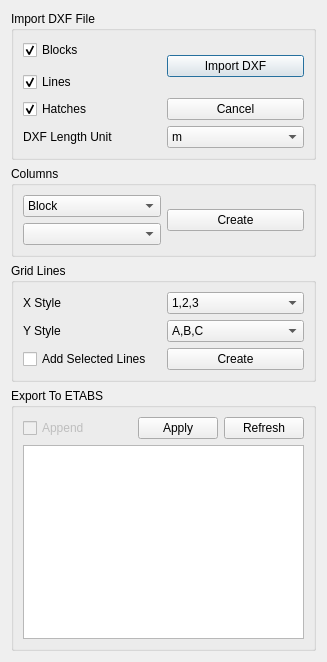
Old version of the form widgets/define/create_axes_from_dxf.ui in the repository ebrahimraeyat/civilTools.
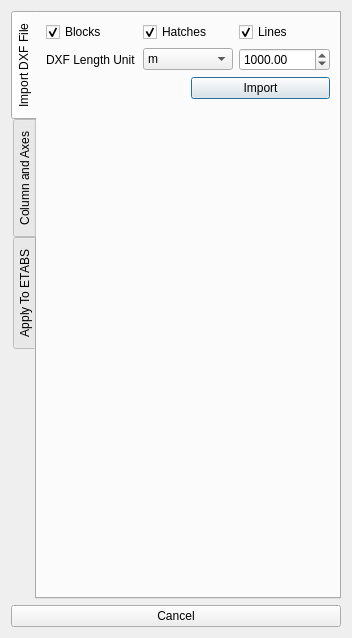
New version of the form. Icons and pictures are not drawn.

Commit message: Remove bug in import dxf blocks

The edit to the form file:
```diff
--- a/widgets/define/create_axes_from_dxf.ui
+++ b/widgets/define/create_axes_from_dxf.ui
@@ -6,8 +6,8 @@
    <rect>
     <x>0</x>
     <y>0</y>
-    <width>327</width>
-    <height>662</height>
+    <width>352</width>
+    <height>638</height>
    </rect>
   </property>
   <property name="windowTitle">
@@ -17,20 +17,37 @@
    <iconset resource="../../civiltools.qrc">
     <normaloff>:/civiltools/images/grid_lines.svg</normaloff>:/civiltools/images/grid_lines.svg</iconset>
   </property>
-  <layout class="QVBoxLayout" name="verticalLayout_2">
+  <layout class="QVBoxLayout" name="verticalLayout_3">
    <item>
-    <widget class="QGroupBox" name="groupBox">
-     <property name="styleSheet">
-      <string notr="true"/>
+    <widget class="QTabWidget" name="tabWidget">
+     <property name="tabPosition">
+      <enum>QTabWidget::West</enum>
      </property>
-     <property name="title">
+     <property name="currentIndex">
+      <number>0</number>
+     </property>
+     <widget class="QWidget" name="tab">
+      <attribute name="icon">
+       <iconset resource="../../civiltools.qrc">
+        <normaloff>:/civiltools/images/dxf.svg</normaloff>:/civiltools/images/dxf.svg</iconset>
+      </attribute>
+      <attribute name="title">
       <string>Import DXF File</string>
-     </property>
-     <property name="flat">
-      <bool>false</bool>
-     </property>
-     <layout class="QGridLayout" name="gridLayout_4">
-      <item row="3" column="1">
+      </attribute>
+      <layout class="QGridLayout" name="gridLayout_3">
+       <item row="0" column="0" colspan="2">
+        <layout class="QHBoxLayout" name="horizontalLayout">
+         <item>
+          <widget class="QCheckBox" name="blocks">
+           <property name="text">
+            <string>Blocks</string>
+           </property>
+           <property name="checked">
+            <bool>true</bool>
+           </property>
+          </widget>
+         </item>
+         <item>
        <widget class="QCheckBox" name="hatches">
         <property name="enabled">
          <bool>true</bool>
@@ -43,7 +60,7 @@
         </property>
        </widget>
       </item>
-      <item row="2" column="1">
+         <item>
        <widget class="QCheckBox" name="lines">
         <property name="text">
          <string>Lines</string>
@@ -53,34 +70,9 @@
         </property>
        </widget>
       </item>
-      <item row="0" column="1">
-       <widget class="QCheckBox" name="blocks">
-        <property name="text">
-         <string>Blocks</string>
-        </property>
-        <property name="checked">
-         <bool>true</bool>
-        </property>
-       </widget>
-      </item>
-      <item row="0" column="2" rowspan="3">
-       <widget class="QPushButton" name="browse">
-        <property name="text">
-         <string>Import DXF</string>
-        </property>
-        <property name="icon">
-         <iconset resource="../../civiltools.qrc">
-          <normaloff>:/civiltools/images/dxf.svg</normaloff>:/civiltools/images/dxf.svg</iconset>
-        </property>
-        <property name="iconSize">
-         <size>
-          <width>40</width>
-          <height>40</height>
-         </size>
-        </property>
-       </widget>
-      </item>
-      <item row="4" column="1" colspan="2">
+        </layout>
+       </item>
+       <item row="1" column="0" colspan="2">
        <layout class="QHBoxLayout" name="horizontalLayout_2">
         <item>
          <widget class="QLabel" name="label">
@@ -114,12 +106,22 @@
           </item>
          </widget>
         </item>
-       </layout>
-      </item>
-      <item row="3" column="2">
-       <widget class="QPushButton" name="cancel_button">
+         <item>
+          <widget class="QDoubleSpinBox" name="unit_number">
+           <property name="maximum">
+            <double>1000000000.000000000000000</double>
+           </property>
+           <property name="value">
+            <double>1000.000000000000000</double>
+           </property>
+          </widget>
+         </item>
+        </layout>
+       </item>
+       <item row="2" column="1">
+        <widget class="QPushButton" name="browse">
         <property name="text">
-         <string>Cancel</string>
+          <string>Import</string>
         </property>
         <property name="icon">
          <iconset resource="../../civiltools.qrc">
@@ -133,9 +135,30 @@
         </property>
        </widget>
       </item>
-     </layout>
-    </widget>
-   </item>
+       <item row="3" column="0" colspan="2">
+        <spacer name="verticalSpacer">
+         <property name="orientation">
+          <enum>Qt::Vertical</enum>
+         </property>
+         <property name="sizeHint" stdset="0">
+          <size>
+           <width>20</width>
+           <height>40</height>
+          </size>
+         </property>
+        </spacer>
+       </item>
+      </layout>
+     </widget>
+     <widget class="QWidget" name="tab_2">
+      <attribute name="icon">
+       <iconset resource="../../civiltools.qrc">
+        <normaloff>:/civiltools/images/grid_lines.svg</normaloff>:/civiltools/images/grid_lines.svg</iconset>
+      </attribute>
+      <attribute name="title">
+       <string>Column and Axes</string>
+      </attribute>
+      <layout class="QVBoxLayout" name="verticalLayout_2">
    <item>
     <widget class="QGroupBox" name="groupBox_2">
      <property name="enabled">
@@ -162,14 +185,14 @@
         </item>
        </widget>
       </item>
-      <item row="1" column="0">
+          <item row="0" column="1">
        <widget class="QComboBox" name="column_names">
         <property name="enabled">
          <bool>true</bool>
         </property>
        </widget>
       </item>
-      <item row="0" column="1" rowspan="2">
+          <item row="1" column="1">
        <widget class="QPushButton" name="create_columns">
         <property name="text">
          <string>Create</string>
@@ -198,44 +221,6 @@
       <string>Grid Lines</string>
      </property>
      <layout class="QGridLayout" name="gridLayout_2">
-      <item row="1" column="1">
-       <widget class="QComboBox" name="y_style_numbering">
-        <property name="currentIndex">
-         <number>1</number>
-        </property>
-        <item>
-         <property name="text">
-          <string>1,2,3</string>
-         </property>
-        </item>
-        <item>
-         <property name="text">
-          <string>A,B,C</string>
-         </property>
-        </item>
-       </widget>
-      </item>
-      <item row="1" column="0">
-       <widget class="QLabel" name="label_3">
-        <property name="text">
-         <string>Y Style</string>
-        </property>
-       </widget>
-      </item>
-      <item row="0" column="1">
-       <widget class="QComboBox" name="x_style_numbering">
-        <item>
-         <property name="text">
-          <string>1,2,3</string>
-         </property>
-        </item>
-        <item>
-         <property name="text">
-          <string>A,B,C</string>
-         </property>
-        </item>
-       </widget>
-      </item>
       <item row="0" column="0">
        <widget class="QLabel" name="label_2">
         <property name="text">
@@ -243,7 +228,21 @@
         </property>
        </widget>
       </item>
-      <item row="2" column="0">
+          <item row="0" column="1">
+           <widget class="QComboBox" name="x_style_numbering">
+            <item>
+             <property name="text">
+              <string>1,2,3</string>
+             </property>
+            </item>
+            <item>
+             <property name="text">
+              <string>A,B,C</string>
+             </property>
+            </item>
+           </widget>
+          </item>
+          <item row="1" column="0">
        <widget class="QCheckBox" name="selections">
         <property name="text">
          <string>Add Selected Lines</string>
@@ -271,12 +270,35 @@
     </widget>
    </item>
    <item>
-    <widget class="QGroupBox" name="groupBox_3">
-     <property name="title">
-      <string>Export To ETABS</string>
-     </property>
-     <layout class="QGridLayout" name="gridLayout_3">
-      <item row="0" column="2">
+        <spacer name="verticalSpacer_2">
+         <property name="orientation">
+          <enum>Qt::Vertical</enum>
+         </property>
+         <property name="sizeHint" stdset="0">
+          <size>
+           <width>20</width>
+           <height>40</height>
+          </size>
+         </property>
+        </spacer>
+       </item>
+      </layout>
+     </widget>
+     <widget class="QWidget" name="tab_3">
+      <attribute name="icon">
+       <iconset resource="../../civiltools.qrc">
+        <normaloff>:/civiltools/images/etabs.png</normaloff>:/civiltools/images/etabs.png</iconset>
+      </attribute>
+      <attribute name="title">
+       <string>Apply To ETABS</string>
+      </attribute>
+      <layout class="QHBoxLayout" name="horizontalLayout_3">
+       <item>
+        <widget class="QListWidget" name="levels_list"/>
+       </item>
+       <item>
+        <layout class="QVBoxLayout" name="verticalLayout">
+         <item>
        <widget class="QPushButton" name="export_to_etabs">
         <property name="enabled">
          <bool>true</bool>
@@ -296,17 +318,7 @@
         </property>
        </widget>
       </item>
-      <item row="0" column="0">
-       <widget class="QCheckBox" name="append_checkbox">
-        <property name="enabled">
-         <bool>false</bool>
-        </property>
-        <property name="text">
-         <string>Append</string>
-        </property>
-       </widget>
-      </item>
-      <item row="0" column="3">
+         <item>
        <widget class="QPushButton" name="referesh">
         <property name="enabled">
          <bool>true</bool>
@@ -326,10 +338,50 @@
         </property>
        </widget>
       </item>
-      <item row="1" column="0" colspan="4">
-       <widget class="QListWidget" name="levels_list"/>
-      </item>
-     </layout>
+         <item>
+          <widget class="QCheckBox" name="append_checkbox">
+           <property name="enabled">
+            <bool>false</bool>
+           </property>
+           <property name="text">
+            <string>Append</string>
+           </property>
+          </widget>
+         </item>
+         <item>
+          <spacer name="verticalSpacer_3">
+           <property name="orientation">
+            <enum>Qt::Vertical</enum>
+           </property>
+           <property name="sizeHint" stdset="0">
+            <size>
+             <width>20</width>
+             <height>40</height>
+            </size>
+           </property>
+          </spacer>
+         </item>
+        </layout>
+       </item>
+      </layout>
+     </widget>
+    </widget>
+   </item>
+   <item>
+    <widget class="QPushButton" name="cancel_button">
+     <property name="text">
+      <string>Cancel</string>
+     </property>
+     <property name="icon">
+      <iconset resource="../../civiltools.qrc">
+       <normaloff>:/civiltools/images/cancel.svg</normaloff>:/civiltools/images/cancel.svg</iconset>
+     </property>
+     <property name="iconSize">
+      <size>
+       <width>40</width>
+       <height>40</height>
+      </size>
+     </property>
     </widget>
    </item>
   </layout>
```
Left out of the diff: 2 changed lines with no effect on the pictures. Lines whose indentation alone changed are shown as unchanged. The commit also changes 2 other files.
